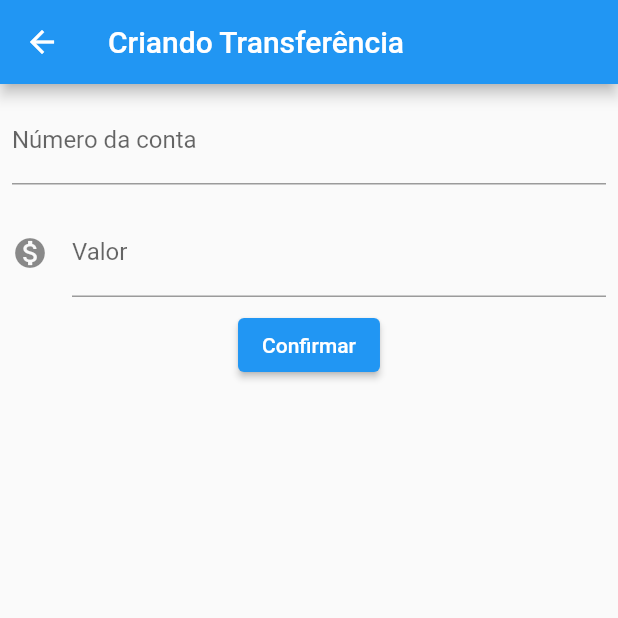
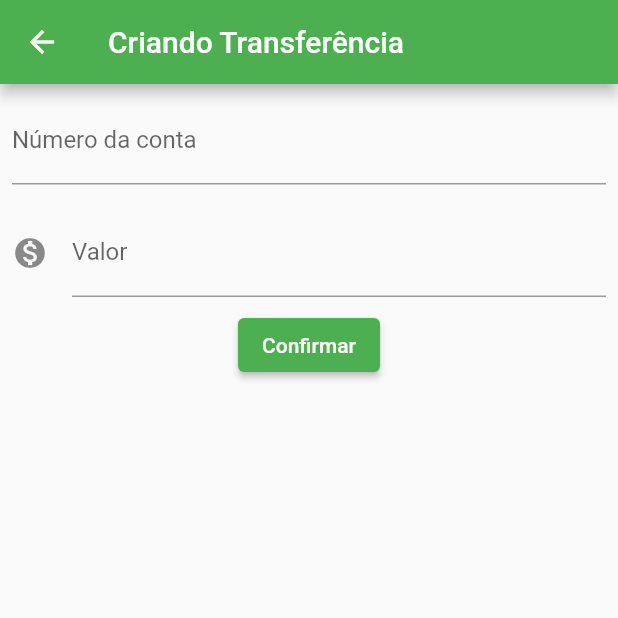
Before and after one commit to brianrecoba/byteBank, a Flutter app: the screen it shows after launch, after a tap on the "add" icon, on a phone screen of 412 x 824 dp, the top half of it. Run offline on Flutter 3.47's test engine with Material 2 defaults, Android fonts, the phone set to English and light mode, and no system bars.

Commit message:
Completed and revised course Flutter: Criando um app

```diff
--- /dev/null
+++ b/lib/components/editor.dart
@@ -0,0 +1,31 @@
+import 'package:flutter/material.dart';
+
+class Editor extends StatelessWidget {
+  final TextEditingController controlador;
+  final String rotulo;
+  final String dica;
+  final IconData? icone;
+
+  Editor(
+      {required this.controlador,
+      required this.rotulo,
+      required this.dica,
+      this.icone});
+
+  @override
+  Widget build(BuildContext context) {
+    return Padding(
+      padding: const EdgeInsets.all(8.0),
+      child: TextField(
+        controller: controlador,
+        style: TextStyle(fontSize: 16),
+        decoration: InputDecoration(
+          icon: icone != null ? Icon(icone) : null,
+          labelText: rotulo,
+          hintText: dica,
+        ),
+        keyboardType: TextInputType.number,
+      ),
+    );
+  }
+}
--- a/lib/main.dart
+++ b/lib/main.dart
@@ -1,5 +1,4 @@
-import 'dart:ffi';
-
+import 'package:bytebank/screens/lista_transferencia.dart';
 import 'package:flutter/material.dart';
 
 void main() => runApp(ByteBankApp());
@@ -10,161 +9,13 @@ class ByteBankApp extends StatelessWidget {
   @override
   Widget build(BuildContext context) {
     return MaterialApp(
-      home: Scaffold(
-        body: ListaTransferencias(),
+      theme: ThemeData(
+        colorScheme: ColorScheme.fromSwatch(primarySwatch: Colors.green),
+        buttonTheme: ButtonThemeData(
+            buttonColor: Colors.blueAccent[700],
+            textTheme: ButtonTextTheme.primary),
       ),
+      home: ListaTransferencias(),
     );
   }
 }
-
-class FormularioTransferencia extends StatelessWidget {
-  final TextEditingController _controladorCampoNumeroConta =
-      TextEditingController();
-  final TextEditingController _controladorCampoValor = TextEditingController();
-
-  @override
-  Widget build(BuildContext context) {
-    return Scaffold(
-      appBar: AppBar(
-        title: Text('Criando Transferência'),
-      ),
-      body: SingleChildScrollView(
-        child: Column(
-          children: [
-            Editor(
-                controlador: _controladorCampoNumeroConta,
-                dica: '000',
-                rotulo: 'Número da conta'),
-            Editor(
-                controlador: _controladorCampoValor,
-                rotulo: 'Valor',
-                dica: '000',
-                icone: Icons.monetization_on),
-            ElevatedButton(
-                onPressed: () => _criaTransferencia(context),
-                child: Text('Confirmar'))
-          ],
-        ),
-      ),
-    );
-  }
-
-  void _criaTransferencia(BuildContext context) {
-    final numeroConta =
-        int.tryParse(_controladorCampoNumeroConta.text);
-    final valor = double.tryParse(_controladorCampoValor.text);
-    if (numeroConta != null && valor != null) {
-      debugPrint('Criando transferencia');
-      final transferenciaCriada = Transferencia(valor, numeroConta);
-      Navigator.pop(context, transferenciaCriada);
-    }
-  }
-}
-
-class Editor extends StatelessWidget {
-  final TextEditingController controlador;
-  final String rotulo;
-  final String dica;
-  final IconData? icone;
-
-  Editor(
-      {required this.controlador,
-      required this.rotulo,
-      required this.dica,
-      this.icone});
-
-  @override
-  Widget build(BuildContext context) {
-    return Padding(
-      padding: const EdgeInsets.all(8.0),
-      child: TextField(
-        controller: controlador,
-        style: TextStyle(fontSize: 16),
-        decoration: InputDecoration(
-          icon: icone != null ? Icon(icone) : null,
-          labelText: rotulo,
-          hintText: dica,
-        ),
-        keyboardType: TextInputType.number,
-      ),
-    );
-  }
-}
-
-class ListaTransferencias extends StatefulWidget {
-  final List<Transferencia> _transferencias = [];
-
-
-
-  @override
-  State<StatefulWidget> createState() {
-    return ListaTransferenciasState();
-  }
-}
-
-class ListaTransferenciasState extends State<ListaTransferencias> {
-  @override
-  Widget build(BuildContext context) {
-    return Scaffold(
-      appBar: AppBar(
-        title: Text('Transferências'),
-      ),
-      body: ListView.builder(
-        itemCount: widget._transferencias.length,
-        itemBuilder: (context, indice) {
-          final transferencia = widget._transferencias[indice];
-          return ItemTransferencia(transferencia);
-        },
-      ),
-      floatingActionButton: FloatingActionButton(
-        onPressed: () {
-          final Future<Transferencia?> future = Navigator.push(context, MaterialPageRoute(builder: (context){
-            return FormularioTransferencia();
-          }));
-          future.then((transferenciaRecebida) {
-            debugPrint('$transferenciaRecebida');
-            debugPrint('Chegou no Then do Future');
-            if(transferenciaRecebida != null) {
-              setState(() {
-                widget._transferencias.add(transferenciaRecebida);
-              });
-
-            }
-          });
-        },
-        child: Icon(Icons.add),
-      ),
-    );
-    throw UnimplementedError();
-  }
-}
-
-class ItemTransferencia extends StatelessWidget {
-  final Transferencia _transferencia;
-
-  ItemTransferencia(this._transferencia);
-
-  @override
-  Widget build(BuildContext context) {
-    return Card(
-      child: ListTile(
-        leading: Icon(Icons.monetization_on),
-        title: Text(_transferencia.valor.toString()),
-        subtitle: Text(_transferencia.numeroConta.toString()),
-      ),
-    );
-    throw UnimplementedError();
-  }
-}
-
-class Transferencia {
-  final double valor;
-  final int numeroConta;
-
-  Transferencia(this.valor, this.numeroConta);
-
-  @override
-  String toString() {
-    return 'Transferencia{valor: $valor, numeroConta: $numeroConta}';
-  }
-}
--- /dev/null
+++ b/lib/models/transferencia.dart
@@ -0,0 +1,11 @@
+class Transferencia {
+  final double valor;
+  final int numeroConta;
+
+  Transferencia(this.valor, this.numeroConta);
+
+  @override
+  String toString() {
+    return 'Transferencia{valor: $valor, numeroConta: $numeroConta}';
+  }
+}
--- /dev/null
+++ b/lib/screens/formulario_transferencia.dart
@@ -0,0 +1,57 @@
+import 'package:flutter/material.dart';
+
+import '../components/editor.dart';
+import '../models/transferencia.dart';
+
+const _tituloAppBar = 'Criando Transferência';
+
+class FormularioTransferencia extends StatefulWidget {
+
+
+  @override
+  State<StatefulWidget> createState() {
+    return FormularioTransferenciaState();
+  }
+}
+
+class FormularioTransferenciaState extends State<FormularioTransferencia> {
+  final TextEditingController _controladorCampoNumeroConta =
+  TextEditingController();
+  final TextEditingController _controladorCampoValor = TextEditingController();
+
+  void _criaTransferencia(BuildContext context) {
+    final numeroConta = int.tryParse(_controladorCampoNumeroConta.text);
+    final valor = double.tryParse(_controladorCampoValor.text);
+    if (numeroConta != null && valor != null) {
+      final transferenciaCriada = Transferencia(valor, numeroConta);
+      Navigator.pop(context, transferenciaCriada);
+    }
+  }
+
+  @override
+  Widget build(BuildContext context) {
+    return Scaffold(
+      appBar: AppBar(
+        title: Text(_tituloAppBar),
+      ),
+      body: SingleChildScrollView(
+        child: Column(
+          children: [
+            Editor(
+                controlador: _controladorCampoNumeroConta,
+                dica: '000',
+                rotulo: 'Número da conta'),
+            Editor(
+                controlador: _controladorCampoValor,
+                rotulo: 'Valor',
+                dica: '000',
+                icone: Icons.monetization_on),
+            ElevatedButton(
+                onPressed: () => _criaTransferencia(context),
+                child: Text('Confirmar'))
+          ],
+        ),
+      ),
+    );
+  }
+}
--- /dev/null
+++ b/lib/screens/lista_transferencia.dart
@@ -0,0 +1,68 @@
+import 'package:flutter/material.dart';
+
+import '../models/transferencia.dart';
+import 'formulario_transferencia.dart';
+
+class ListaTransferencias extends StatefulWidget {
+  final List<Transferencia> _transferencias = [];
+
+  @override
+  State<StatefulWidget> createState() {
+    return ListaTransferenciasState();
+  }
+}
+
+class ListaTransferenciasState extends State<ListaTransferencias> {
+  @override
+  Widget build(BuildContext context) {
+    return Scaffold(
+      appBar: AppBar(
+        title: const Text('Transferências'),
+      ),
+      body: ListView.builder(
+        itemCount: widget._transferencias.length,
+        itemBuilder: (context, indice) {
+          final transferencia = widget._transferencias[indice];
+          return ItemTransferencia(transferencia);
+        },
+      ),
+      floatingActionButton: FloatingActionButton(
+        onPressed: () {
+          Navigator.push(context, MaterialPageRoute(builder: (context) {
+            return FormularioTransferencia();
+          })).then((transferenciaRecebida) {
+            _atualiza(transferenciaRecebida);
+          });
+        },
+        child: const Icon(Icons.add),
+      ),
+    );
+  }
+
+  void _atualiza(Transferencia? transferenciaRecebida) {
+    if (transferenciaRecebida != null) {
+      setState(() {
+        widget._transferencias.add(transferenciaRecebida);
+      });
+    }
+  }
+}
+
+class ItemTransferencia extends StatelessWidget {
+  final Transferencia _transferencia;
+
+  const ItemTransferencia(
+    this._transferencia, {super.key}
+  );
+
+  @override
+  Widget build(BuildContext context) {
+    return Card(
+      child: ListTile(
+        leading: const Icon(Icons.monetization_on),
+        title: Text(_transferencia.valor.toString()),
+        subtitle: Text(_transferencia.numeroConta.toString()),
+      ),
+    );
+  }
+}
```
Also changed, not shown: 1 other file.
